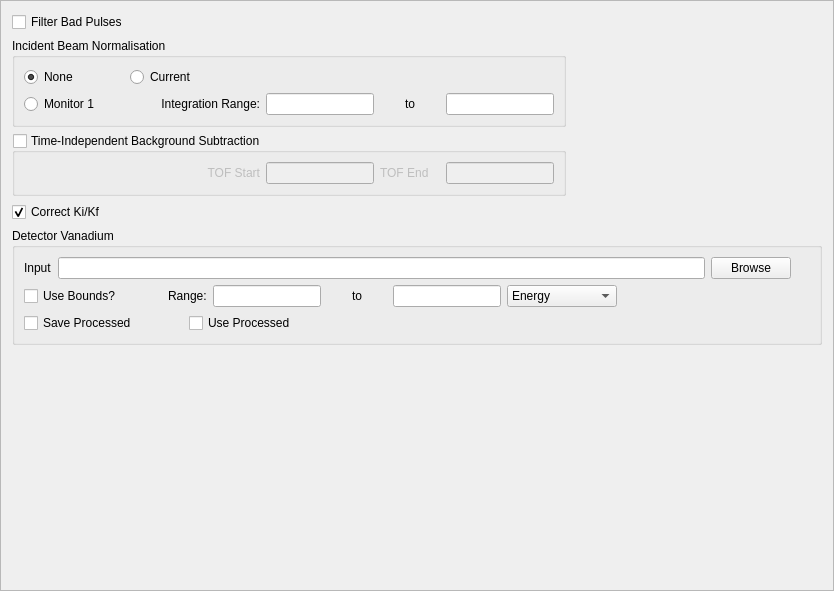
The window that Code/Mantid/scripts/Interface/ui/inelastic/dgs_data_corrections.ui (mantidproject/mantid) describes before a commit, drawn with Qt 5.
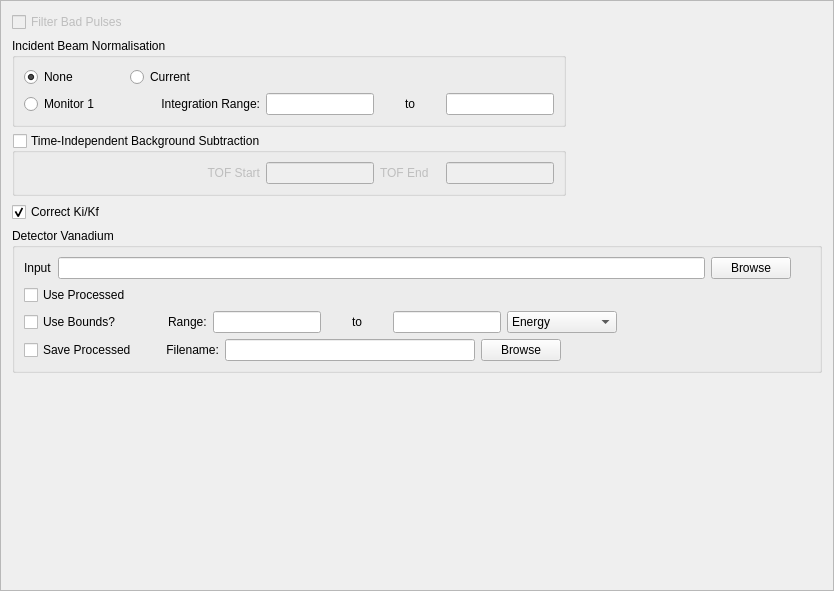
The same window after the commit.

The edit to the form file:
```diff
--- a/Code/Mantid/scripts/Interface/ui/inelastic/dgs_data_corrections.ui
+++ b/Code/Mantid/scripts/Interface/ui/inelastic/dgs_data_corrections.ui
@@ -24,6 +24,9 @@
     <layout class="QHBoxLayout" name="horizontalLayout">
      <item>
       <widget class="QCheckBox" name="filter_bad_pulses_chkbox">
+       <property name="enabled">
+        <bool>false</bool>
+       </property>
        <property name="text">
         <string>Filter Bad Pulses</string>
        </property>
@@ -267,6 +270,30 @@
         </item>
        </layout>
       </item>
+      <item>
+       <layout class="QHBoxLayout" name="horizontalLayout_8">
+        <item>
+         <widget class="QCheckBox" name="use_procdetvan_cb">
+          <property name="text">
+           <string>Use Processed</string>
+          </property>
+         </widget>
+        </item>
+        <item>
+         <spacer name="horizontalSpacer_7">
+          <property name="orientation">
+           <enum>Qt::Horizontal</enum>
+          </property>
+          <property name="sizeHint" stdset="0">
+           <size>
+            <width>40</width>
+            <height>20</height>
+           </size>
+          </property>
+         </spacer>
+        </item>
+       </layout>
+      </item>
       <item>
        <layout class="QHBoxLayout" name="horizontalLayout_6">
         <item>
@@ -375,27 +402,24 @@
          </widget>
         </item>
         <item>
-         <widget class="QLabel" name="label_2">
-          <property name="minimumSize">
-           <size>
-            <width>40</width>
-            <height>0</height>
-           </size>
-          </property>
+         <widget class="QLabel" name="save_procdetvan_label">
           <property name="text">
-           <string/>
+           <string>       Filename:</string>
           </property>
          </widget>
         </item>
         <item>
-         <widget class="QCheckBox" name="use_procdetvan_cb">
+         <widget class="QLineEdit" name="save_procdetvan_edit"/>
+        </item>
+        <item>
+         <widget class="QPushButton" name="save_procdetvan_browse">
           <property name="text">
-           <string>Use Processed</string>
+           <string>Browse</string>
           </property>
          </widget>
         </item>
         <item>
-         <spacer name="horizontalSpacer_7">
+         <spacer name="horizontalSpacer_8">
           <property name="orientation">
            <enum>Qt::Horizontal</enum>
           </property>
```
